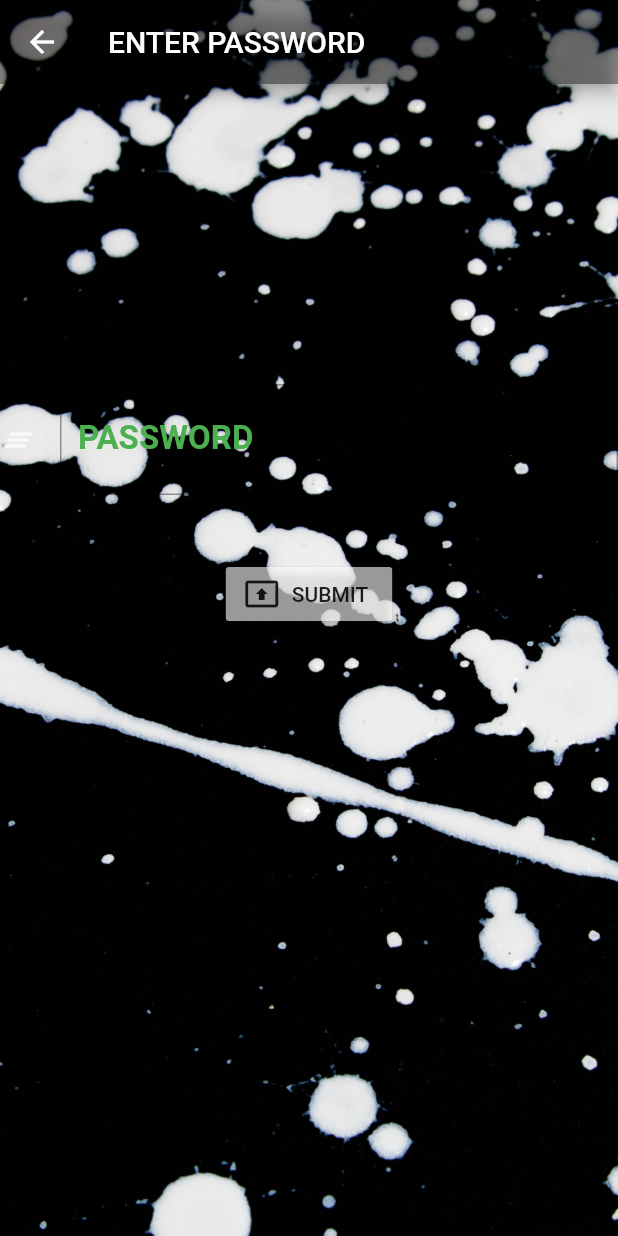
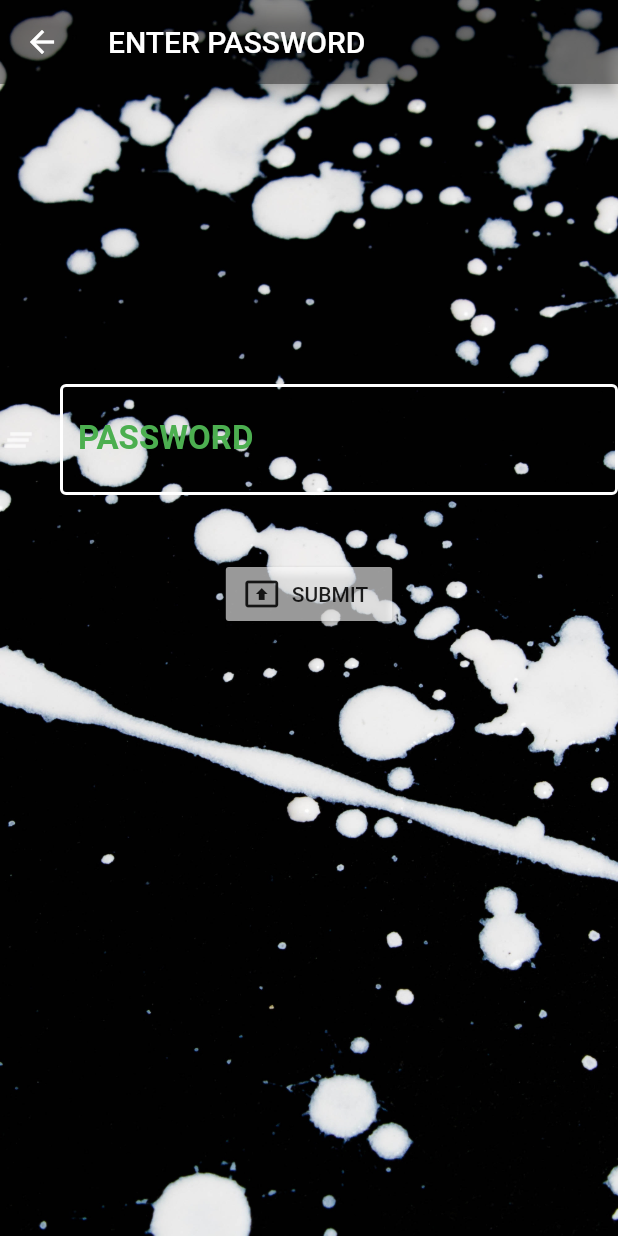
Before and after one commit to ChristopheRurangwa/Password_Generator, a Flutter app: the Taker screen opened by its route, on a phone screen of 412 x 824 dp. Run offline on Flutter 3.47's test engine with Material 2 defaults, Android fonts, the phone set to English and light mode, and no system bars; our stand-ins replace google_fonts.

Commit message:
enhanced ui, an unimplimented functions

```diff
--- a/lib/Taker.dart
+++ b/lib/Taker.dart
@@ -31,11 +31,11 @@ class _TakerState extends State<Taker> {
               style: TextStyle(color: Colors.green, fontSize: 29),
               cursorColor: Colors.green,
               decoration: InputDecoration(
+                enabledBorder: OutlineInputBorder(borderSide: BorderSide(color: Colors.white,width: 2)),
                 icon: Icon(
                   Icons.clear_all,
                   color: Colors.white70,
                 ),
-                border: OutlineInputBorder(),
                 labelText: 'PASSWORD',
                 hintText: 'Password',
                 labelStyle: TextStyle(
@@ -50,6 +50,7 @@ class _TakerState extends State<Taker> {
             RaisedButton.icon(
                 onPressed: () {
                   Navigator.pushNamed(context, '/Generator');
+
                   //Navigator.pushNamed(context, '/Generator');
                 },
                 icon: Icon(Icons.present_to_all),
```
